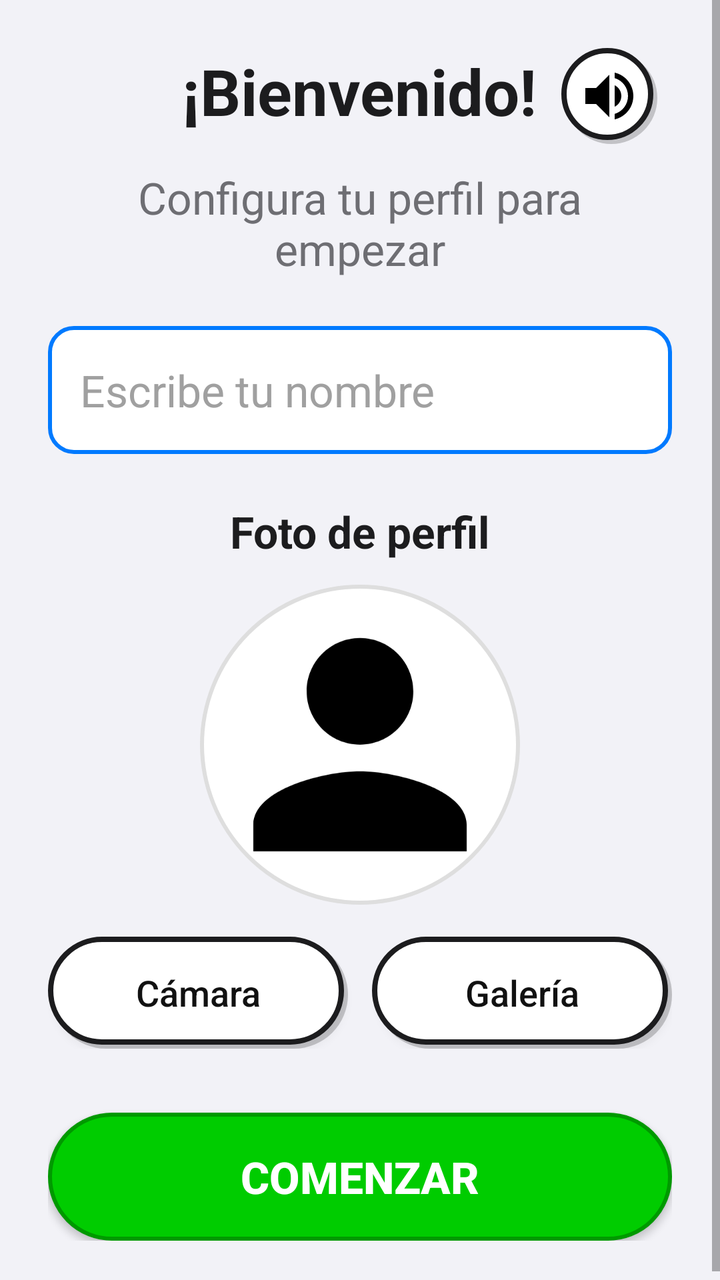
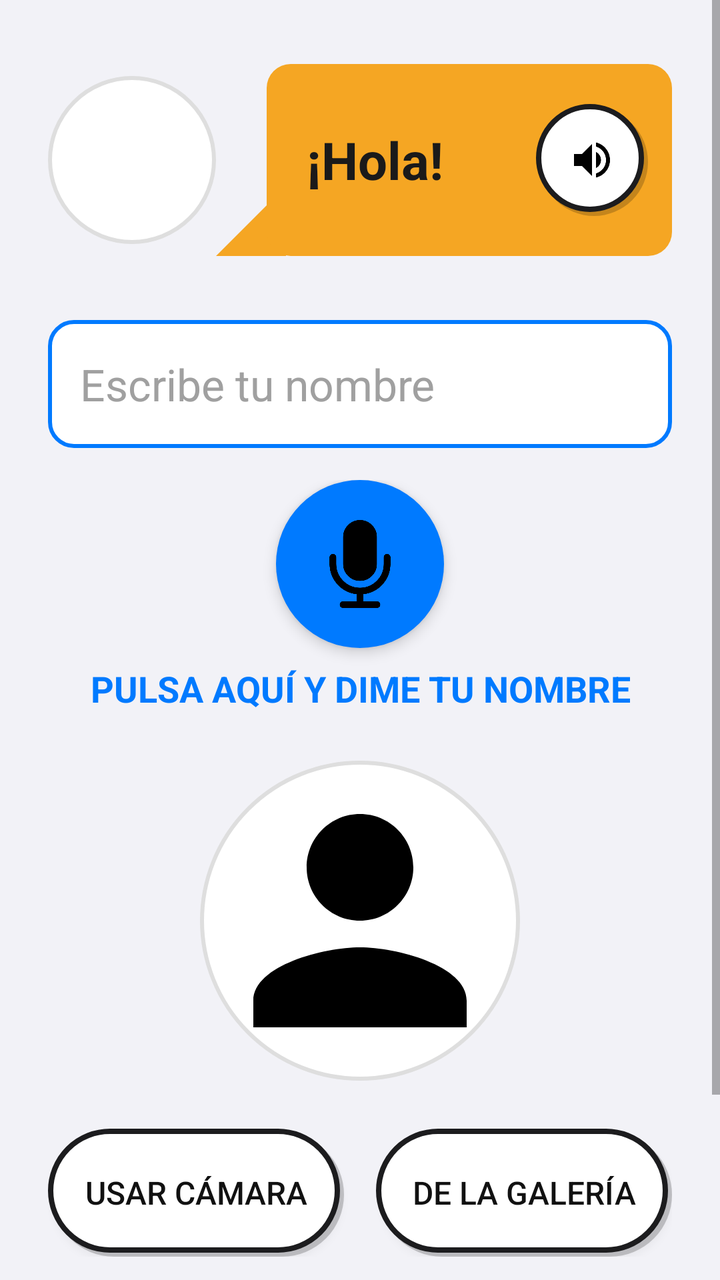

Screens rendered from an Android XML layout before and after an edit, with the pre-edit source and the edit as a unified diff.
<!-- AndroidManifest.xml: activity theme AppTheme.NoActionBar -->
<!-- res/layout/activity_welcome.xml -->
<?xml version="1.0" encoding="utf-8"?>
<ScrollView
    xmlns:android="http://schemas.android.com/apk/res/android"
    android:layout_width="match_parent"
    android:layout_height="match_parent"
    android:background="#F2F2F7">

    <LinearLayout
        android:layout_width="match_parent"
        android:layout_height="wrap_content"
        android:orientation="vertical"
        android:padding="24dp">

        
        <RelativeLayout
            android:layout_width="match_parent"
            android:layout_height="wrap_content"
            android:layout_marginBottom="12dp">

            <TextView
                android:id="@+id/tvTituloBienvenida"
                android:layout_width="wrap_content"
                android:layout_height="wrap_content"
                android:layout_centerHorizontal="true"
                android:text="¡Bienvenido!"
                android:textSize="@dimen/text_size_xlarge"
                android:textStyle="bold"
                android:textColor="#1C1C1E"
                android:textAlignment="center"/>

            <ImageButton
                android:id="@+id/btnRepetirSaludo"
                android:layout_width="48dp"
                android:layout_height="48dp"
                android:layout_toEndOf="@id/tvTituloBienvenida"
                android:layout_marginStart="12dp"
                android:layout_centerVertical="true"
                android:src="@drawable/ic_volumen"
                android:background="@drawable/bg_tipo_normal"
                android:contentDescription="Repetir saludo del robot"
                android:padding="8dp"
                android:scaleType="fitCenter"/>
        </RelativeLayout>

        <TextView
            android:layout_width="match_parent"
            android:layout_height="wrap_content"
            android:text="Configura tu perfil para empezar"
            android:textSize="@dimen/text_size_medium"
            android:textColor="#6E6E73"
            android:textAlignment="center"
            android:layout_marginBottom="24dp"/>

        
        <EditText
            android:id="@+id/etNombre"
            android:layout_width="match_parent"
            android:layout_height="64dp"
            android:hint="Escribe tu nombre"
            android:textSize="@dimen/text_size_medium"
            android:textColor="#1C1C1E"
            android:textColorHint="#A0A0A0"
            android:inputType="textPersonName|textCapWords"
            android:paddingStart="16dp"
            android:paddingEnd="16dp"
            android:background="@drawable/bg_input_welcome"
            android:layout_marginBottom="24dp"/>

        
        <TextView
            android:layout_width="wrap_content"
            android:layout_height="wrap_content"
            android:text="Foto de perfil"
            android:textSize="@dimen/text_size_medium"
            android:textStyle="bold"
            android:textColor="#1C1C1E"
            android:layout_marginBottom="12dp"
            android:layout_gravity="center_horizontal"/>

        
        <ImageView
            android:id="@+id/ivFoto"
            android:layout_width="160dp"
            android:layout_height="160dp"
            android:src="@drawable/ic_persona"
            android:scaleType="centerCrop"
            android:background="@drawable/bg_avatar_circle"
            android:layout_gravity="center_horizontal"
            android:contentDescription="Vista previa de foto de perfil (Toca para cambiar)"
            android:layout_marginBottom="16dp"
            android:clickable="true"
            android:focusable="true"/>

        
        <LinearLayout
            android:layout_width="match_parent"
            android:layout_height="wrap_content"
            android:orientation="horizontal"
            android:layout_marginBottom="32dp">

            <Button
                android:id="@+id/btnCapturarFoto"
                android:layout_width="0dp"
                android:layout_height="56dp"
                android:layout_weight="1"
                android:text="Cámara"
                android:textSize="@dimen/text_size_small"
                android:textColor="#111111"
                android:background="@drawable/bg_tipo_normal"
                android:textAllCaps="false"
                android:layout_marginEnd="12dp"/>

            <Button
                android:id="@+id/btnSeleccionarGaleria"
                android:layout_width="0dp"
                android:layout_height="56dp"
                android:layout_weight="1"
                android:text="Galería"
                android:textSize="@dimen/text_size_small"
                android:textColor="#111111"
                android:background="@drawable/bg_tipo_normal"
                android:textAllCaps="false"/>
        </LinearLayout>

        
        <Button
            android:id="@+id/btnGuardar"
            android:layout_width="match_parent"
            android:layout_height="64dp"
            android:text="COMENZAR"
            android:textSize="@dimen/text_size_medium"
            android:textStyle="bold"
            android:textColor="#FFFFFF"
            android:background="@drawable/bg_tipo_correcto"
            android:textAllCaps="true"/>

    </LinearLayout>

</ScrollView>
<!-- resources referenced by this layout -->
<resources>
  <dimen name="text_size_medium">22sp</dimen>
  <dimen name="text_size_small">18sp</dimen>
  <dimen name="text_size_xlarge">32sp</dimen>
  <!-- drawable bg_avatar_circle (drawable) -->
  <?xml version="1.0" encoding="utf-8"?>
  <shape xmlns:android="http://schemas.android.com/apk/res/android"
      android:shape="oval">
      <solid android:color="#FFFFFF"/>
      <stroke
          android:width="2dp"
          android:color="@color/avatar_borde"/>
  </shape>
  <!-- drawable bg_input_welcome (drawable) -->
  <?xml version="1.0" encoding="utf-8"?>
  <shape xmlns:android="http://schemas.android.com/apk/res/android"
      android:shape="rectangle">
      <solid android:color="#FFFFFF"/>
      <stroke android:width="2dp" android:color="#007AFF"/>
      <corners android:radius="12dp"/>
  </shape>
  <!-- drawable bg_tipo_correcto (drawable) -->
  <?xml version="1.0" encoding="utf-8"?>
  <shape xmlns:android="http://schemas.android.com/apk/res/android"
      android:shape="rectangle">
      <solid android:color="#00CC00" />
      <corners android:radius="70dp" />
      <stroke android:color="#009900" android:width="2dp" />
  </shape>
  <!-- drawable ic_persona (drawable) -->
  <vector xmlns:android="http://schemas.android.com/apk/res/android" android:height="24dp" android:tint="#000000" android:viewportHeight="24" android:viewportWidth="24" android:width="24dp">
        
      <path android:fillColor="@android:color/black" android:pathData="M12,12c2.21,0 4,-1.79 4,-4s-1.79,-4 -4,-4 -4,1.79 -4,4 1.79,4 4,4zM12,14c-2.67,0 -8,1.34 -8,4v2h16v-2c0,-2.66 -5.33,-4 -8,-4z"/>
      
  </vector>
  <!-- drawable ic_volumen (drawable) -->
  <vector xmlns:android="http://schemas.android.com/apk/res/android" android:autoMirrored="true" android:height="24dp" android:tint="#000000" android:viewportHeight="24" android:viewportWidth="24" android:width="24dp">
        
      <path android:fillColor="@android:color/white" android:pathData="M3,9v6h4l5,5L12,4L7,9L3,9zM16.5,12c0,-1.77 -1.02,-3.29 -2.5,-4.03v8.05c1.48,-0.73 2.5,-2.25 2.5,-4.02zM14,3.23v2.06c2.89,0.86 5,3.54 5,6.71s-2.11,5.85 -5,6.71v2.06c4.01,-0.91 7,-4.49 7,-8.77s-2.99,-7.86 -7,-8.77z"/>
      
  </vector>
  <style name="AppTheme.NoActionBar">
          <item name="windowActionBar">false</item>
          <item name="windowNoTitle">true</item>
          <item name="android:statusBarColor">@color/fondo_app</item>
          <item name="android:windowLightStatusBar">true</item>
      </style>
  <color name="avatar_borde">#DEDEDE</color>
  <color name="fondo_app">#F2F2F7</color>
  <!-- unchanged entries left out for length: 1 -->
</resources>

<!-- the commit's change to res/layout/activity_welcome.xml (unified diff, before → after) -->
@@ -12,43 +12,11 @@
         android:padding="24dp">
 
         
-        <RelativeLayout
+
+        
+        <include layout="@layout/include_robot_bocadillo"
             android:layout_width="match_parent"
             android:layout_height="wrap_content"
-            android:layout_marginBottom="12dp">
-
-            <TextView
-                android:id="@+id/tvTituloBienvenida"
-                android:layout_width="wrap_content"
-                android:layout_height="wrap_content"
-                android:layout_centerHorizontal="true"
-                android:text="¡Bienvenido!"
-                android:textSize="@dimen/text_size_xlarge"
-                android:textStyle="bold"
-                android:textColor="#1C1C1E"
-                android:textAlignment="center"/>
-
-            <ImageButton
-                android:id="@+id/btnRepetirSaludo"
-                android:layout_width="48dp"
-                android:layout_height="48dp"
-                android:layout_toEndOf="@id/tvTituloBienvenida"
-                android:layout_marginStart="12dp"
-                android:layout_centerVertical="true"
-                android:src="@drawable/ic_volumen"
-                android:background="@drawable/bg_tipo_normal"
-                android:contentDescription="Repetir saludo del robot"
-                android:padding="8dp"
-                android:scaleType="fitCenter"/>
-        </RelativeLayout>
-
-        <TextView
-            android:layout_width="match_parent"
-            android:layout_height="wrap_content"
-            android:text="Configura tu perfil para empezar"
-            android:textSize="@dimen/text_size_medium"
-            android:textColor="#6E6E73"
-            android:textAlignment="center"
             android:layout_marginBottom="24dp"/>
 
         
@@ -64,62 +32,92 @@
             android:paddingStart="16dp"
             android:paddingEnd="16dp"
             android:background="@drawable/bg_input_welcome"
-            android:layout_marginBottom="24dp"/>
+            android:layout_marginBottom="16dp"/>
 
         
-        <TextView
-            android:layout_width="wrap_content"
+        <LinearLayout
+            android:id="@+id/containerMicWelcome"
+            android:layout_width="match_parent"
             android:layout_height="wrap_content"
-            android:text="Foto de perfil"
-            android:textSize="@dimen/text_size_medium"
-            android:textStyle="bold"
-            android:textColor="#1C1C1E"
-            android:layout_marginBottom="12dp"
-            android:layout_gravity="center_horizontal"/>
+            android:orientation="vertical"
+            android:gravity="center"
+            android:layout_marginBottom="24dp">
 
-        
-        <ImageView
-            android:id="@+id/ivFoto"
-            android:layout_width="160dp"
-            android:layout_height="160dp"
-            android:src="@drawable/ic_persona"
-            android:scaleType="centerCrop"
-            android:background="@drawable/bg_avatar_circle"
-            android:layout_gravity="center_horizontal"
-            android:contentDescription="Vista previa de foto de perfil (Toca para cambiar)"
-            android:layout_marginBottom="16dp"
-            android:clickable="true"
-            android:focusable="true"/>
+            <ImageButton
+                android:id="@+id/btnMicWelcome"
+                android:layout_width="84dp"
+                android:layout_height="84dp"
+                android:src="@drawable/ic_microfono"
+                android:background="@drawable/bg_fab_mic"
+                android:scaleType="centerInside"
+                android:padding="20dp"
+                android:layout_marginBottom="8dp"
+                android:contentDescription="Pulsa para decir tu nombre"
+                android:elevation="4dp"/>
+
+            <TextView
+                android:id="@+id/tvEstadoMicWelcome"
+                android:layout_width="wrap_content"
+                android:layout_height="wrap_content"
+                android:text="PULSA AQUÍ Y DIME TU NOMBRE"
+                android:textSize="18sp"
+                android:textStyle="bold"
+                android:textColor="@color/mic_normal"
+                android:gravity="center"/>
+        </LinearLayout>
 
         
         <LinearLayout
             android:layout_width="match_parent"
             android:layout_height="wrap_content"
-            android:orientation="horizontal"
+            android:orientation="vertical"
+            android:gravity="center"
             android:layout_marginBottom="32dp">
 
-            <Button
-                android:id="@+id/btnCapturarFoto"
-                android:layout_width="0dp"
-                android:layout_height="56dp"
-                android:layout_weight="1"
-                android:text="Cámara"
-                android:textSize="@dimen/text_size_small"
-                android:textColor="#111111"
-                android:background="@drawable/bg_tipo_normal"
-                android:textAllCaps="false"
-                android:layout_marginEnd="12dp"/>
+            
+            <ImageView
+                android:id="@+id/ivFoto"
+                android:layout_width="160dp"
+                android:layout_height="160dp"
+                android:src="@drawable/ic_persona"
+                android:scaleType="centerCrop"
+                android:background="@drawable/bg_avatar_circle"
+                android:contentDescription="Vista previa de foto de perfil"
+                android:clickable="true"
+                android:focusable="true"
+                android:layout_marginBottom="24dp"/>
 
-            <Button
-                android:id="@+id/btnSeleccionarGaleria"
-                android:layout_width="0dp"
-                android:layout_height="56dp"
-                android:layout_weight="1"
-                android:text="Galería"
-                android:textSize="@dimen/text_size_small"
-                android:textColor="#111111"
-                android:background="@drawable/bg_tipo_normal"
-                android:textAllCaps="false"/>
+            
+            <LinearLayout
+                android:layout_width="match_parent"
+                android:layout_height="wrap_content"
+                android:orientation="horizontal"
+                android:weightSum="2">
+
+                <Button
+                    android:id="@+id/btnCapturarFoto"
+                    android:layout_width="0dp"
+                    android:layout_height="64dp"
+                    android:layout_weight="1"
+                    android:text="USAR CÁMARA"
+                    android:textSize="16sp"
+                    android:textColor="#111111"
+                    android:background="@drawable/bg_tipo_normal"
+                    android:textAllCaps="false"
+                    android:layout_marginEnd="8dp"/>
+
+                <Button
+                    android:id="@+id/btnSeleccionarGaleria"
+                    android:layout_width="0dp"
+                    android:layout_height="64dp"
+                    android:layout_weight="1"
+                    android:text="DE LA GALERÍA"
+                    android:textSize="16sp"
+                    android:textColor="#111111"
+                    android:background="@drawable/bg_tipo_normal"
+                    android:textAllCaps="false"
+                    android:layout_marginStart="8dp"/>
+            </LinearLayout>
         </LinearLayout>
 
         
@@ -137,3 +135,65 @@
     </LinearLayout>
 
 </ScrollView>
+<!-- res/layout/include_robot_bocadillo.xml (included above) -->
+<?xml version="1.0" encoding="utf-8"?>
+<LinearLayout xmlns:android="http://schemas.android.com/apk/res/android"
+    android:layout_width="match_parent"
+    android:layout_height="wrap_content"
+    android:orientation="horizontal"
+    android:gravity="center_vertical"
+    android:paddingTop="8dp"
+    android:paddingBottom="8dp">
+
+    <ImageView
+        android:id="@+id/ivBocadilloAvatar"
+        android:layout_width="84dp"
+        android:layout_height="84dp"
+        android:src="@mipmap/ic_launcher_round"
+        android:background="@drawable/bg_avatar_circle"
+        android:padding="6dp" />
+
+    <ImageView
+        android:layout_width="35dp"
+        android:layout_height="35dp"
+        android:layout_gravity="bottom"
+        android:layout_marginBottom="0dp"
+        android:layout_marginEnd="-10dp"
+        android:src="@drawable/ic_triangle" />
+
+    <LinearLayout
+        android:layout_width="0dp"
+        android:layout_height="wrap_content"
+        android:layout_weight="1"
+        android:layout_marginStart="0dp"
+        android:background="@drawable/bg_bocadillo"
+        android:minHeight="96dp"
+        android:gravity="center_vertical"
+        android:orientation="horizontal"
+        android:paddingStart="20dp"
+        android:paddingEnd="12dp"
+        android:paddingTop="18dp"
+        android:paddingBottom="18dp">
+
+        <TextView
+            android:id="@+id/tvBocadilloTexto"
+            android:layout_width="0dp"
+            android:layout_height="wrap_content"
+            android:layout_weight="1"
+            android:text="¡Hola!"
+            android:textColor="#1A1A1A"
+            android:textSize="26sp"
+            android:textStyle="bold" />
+
+        <ImageButton
+            android:id="@+id/btnRepetirBocadillo"
+            android:layout_width="56dp"
+            android:layout_height="56dp"
+            android:layout_marginStart="8dp"
+            android:background="@drawable/bg_tipo_normal"
+            android:src="@drawable/ic_volumen"
+            android:scaleType="centerInside"
+            android:padding="12dp"
+            android:contentDescription="Repetir mensaje"/>
+    </LinearLayout>
+</LinearLayout>
<!-- resource entries referenced after the edit -->
@@ -1,8 +1,7 @@
 <!-- resources referenced by this layout -->
 <resources>
+  <color name="mic_normal">#007AFF</color>
   <dimen name="text_size_medium">22sp</dimen>
-  <dimen name="text_size_small">18sp</dimen>
-  <dimen name="text_size_xlarge">32sp</dimen>
   <!-- drawable bg_avatar_circle (drawable) -->
   <?xml version="1.0" encoding="utf-8"?>
   <shape xmlns:android="http://schemas.android.com/apk/res/android"
@@ -12,6 +11,26 @@
           android:width="2dp"
           android:color="@color/avatar_borde"/>
   </shape>
+  <!-- drawable bg_bocadillo (drawable) -->
+  <?xml version="1.0" encoding="utf-8"?>
+  <shape xmlns:android="http://schemas.android.com/apk/res/android"
+      android:shape="rectangle">
+      <solid android:color="#F5A623"/>
+      <corners android:radius="12dp"/>
+  </shape>
+  <!-- drawable bg_fab_mic (drawable) -->
+  <?xml version="1.0" encoding="utf-8"?>
+  <ripple xmlns:android="http://schemas.android.com/apk/res/android"
+      android:color="#40FFFFFF">
+      <item>
+          <shape android:shape="oval">
+              <solid android:color="@color/mic_normal" />
+              <size
+                  android:width="72dp"
+                  android:height="72dp" />
+          </shape>
+      </item>
+  </ripple>
   <!-- drawable bg_input_welcome (drawable) -->
   <?xml version="1.0" encoding="utf-8"?>
   <shape xmlns:android="http://schemas.android.com/apk/res/android"
@@ -28,11 +47,24 @@
       <corners android:radius="70dp" />
       <stroke android:color="#009900" android:width="2dp" />
   </shape>
+  <!-- drawable ic_microfono: png bitmap (drawable, 7056 bytes) -->
   <!-- drawable ic_persona (drawable) -->
   <vector xmlns:android="http://schemas.android.com/apk/res/android" android:height="24dp" android:tint="#000000" android:viewportHeight="24" android:viewportWidth="24" android:width="24dp">
         
       <path android:fillColor="@android:color/black" android:pathData="M12,12c2.21,0 4,-1.79 4,-4s-1.79,-4 -4,-4 -4,1.79 -4,4 1.79,4 4,4zM12,14c-2.67,0 -8,1.34 -8,4v2h16v-2c0,-2.66 -5.33,-4 -8,-4z"/>
       
+  </vector>
+  <!-- drawable ic_triangle (drawable) -->
+  <?xml version="1.0" encoding="utf-8"?>
+  <vector xmlns:android="http://schemas.android.com/apk/res/android"
+      android:width="14dp"
+      android:height="14dp"
+      android:viewportWidth="14"
+      android:viewportHeight="14">
+  
+      <path
+          android:fillColor="#F5A623"
+          android:pathData="M 14,0 L 14,14 L 0,14 Z" />
   </vector>
   <!-- drawable ic_volumen (drawable) -->
   <vector xmlns:android="http://schemas.android.com/apk/res/android" android:autoMirrored="true" android:height="24dp" android:tint="#000000" android:viewportHeight="24" android:viewportWidth="24" android:width="24dp">
@@ -40,6 +72,12 @@
       <path android:fillColor="@android:color/white" android:pathData="M3,9v6h4l5,5L12,4L7,9L3,9zM16.5,12c0,-1.77 -1.02,-3.29 -2.5,-4.03v8.05c1.48,-0.73 2.5,-2.25 2.5,-4.02zM14,3.23v2.06c2.89,0.86 5,3.54 5,6.71s-2.11,5.85 -5,6.71v2.06c4.01,-0.91 7,-4.49 7,-8.77s-2.99,-7.86 -7,-8.77z"/>
       
   </vector>
+  <!-- mipmap ic_launcher_round (mipmap-anydpi-v26) -->
+  <?xml version="1.0" encoding="utf-8"?>
+  <adaptive-icon xmlns:android="http://schemas.android.com/apk/res/android">
+      <background android:drawable="@drawable/ic_launcher_background"/>
+      <foreground android:drawable="@mipmap/ic_launcher_foreground"/>
+  </adaptive-icon>
   <style name="AppTheme.NoActionBar">
           <item name="windowActionBar">false</item>
           <item name="windowNoTitle">true</item>
@@ -47,6 +85,7 @@
           <item name="android:windowLightStatusBar">true</item>
       </style>
   <color name="avatar_borde">#DEDEDE</color>
+  <!-- drawable ic_launcher_background: vector/xml drawable (drawable, 4866 chars, omitted) -->
   <color name="fondo_app">#F2F2F7</color>
   <!-- unchanged entries left out for length: 1 -->
 </resources>
